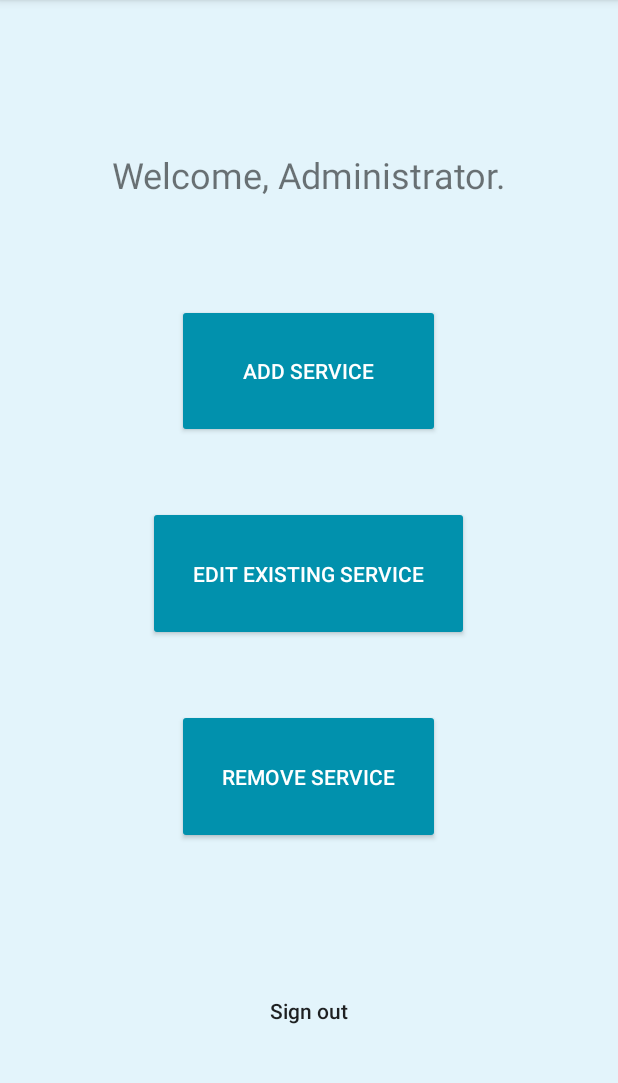
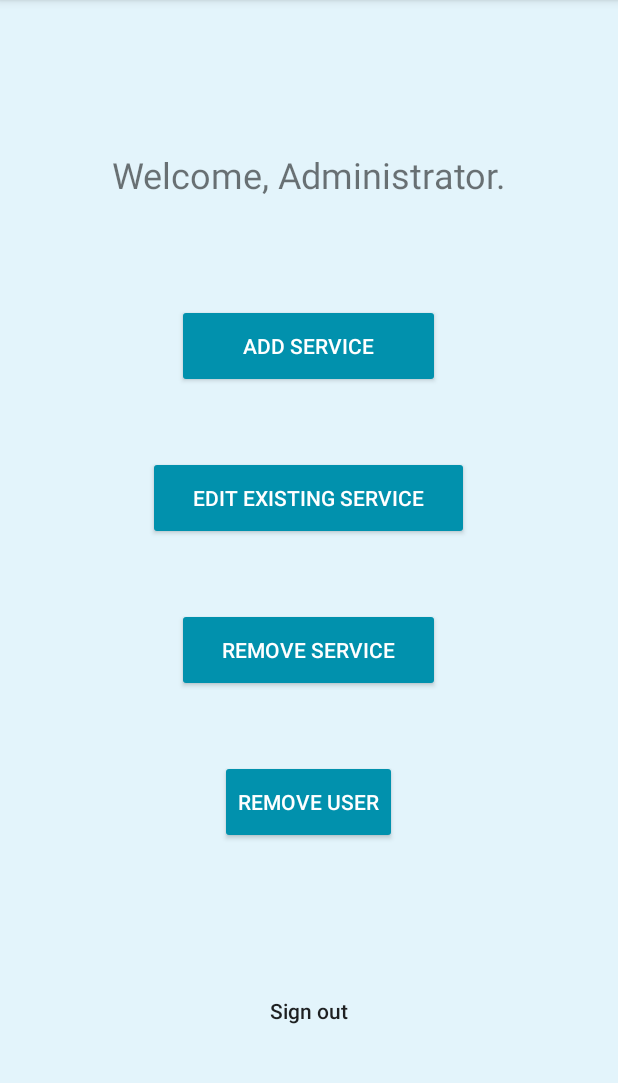
Before and after one commit to kayladonovan/project-lab01-group7-circleci, an Android app: the AdminScreen screen opened directly, with no data from a screen before it, on a phone screen of 412 x 824 dp, the part 84-1167 px from its top. Run offline under Robolectric (Android 15) with nearby library versions, the phone set to English and light mode, and no system bars; our stand-ins replace Firebase (no records; nobody signed in at launch, a user with empty details on screens opened directly).

Commit message:
Temp commit

```diff
--- a/WalkinClinic/app/src/main/java/com/example/walkinclinicv01/AdminScreen.java
+++ b/WalkinClinic/app/src/main/java/com/example/walkinclinicv01/AdminScreen.java
@@ -1,14 +1,64 @@
 package com.example.walkinclinicv01;
 
 import androidx.appcompat.app.AppCompatActivity;
+import android.view.View;
+import android.content.Intent;
+import android.os.Bundle;
+import android.widget.Button;
+import android.widget.EditText;
+import android.widget.TextView;
+import android.widget.Toast;
 
+import com.google.android.gms.tasks.OnCompleteListener;
+import com.google.android.gms.tasks.Task;
+import com.google.firebase.auth.AuthResult;
+import com.google.firebase.auth.FirebaseAuth;
+import com.google.firebase.auth.FirebaseUser;
+import com.google.firebase.database.DataSnapshot;
+import com.google.firebase.database.DatabaseError;
+import com.google.firebase.database.DatabaseReference;
+import com.google.firebase.database.FirebaseDatabase;
+import com.google.firebase.database.ValueEventListener;
 import android.os.Bundle;
 
-public class AdminScreen extends AppCompatActivity {
+public class AdminScreen extends AppCompatActivity implements View.OnClickListener {
+
+    FirebaseAuth mAuth;
+    FirebaseUser mUser;
+    DatabaseReference mDatabase;
 
     @Override
     protected void onCreate(Bundle savedInstanceState) {
         super.onCreate(savedInstanceState);
         setContentView(R.layout.activity_admin_screen);
+
+        findViewById(R.id.addBtn).setOnClickListener(this);
+        findViewById(R.id.editBtn).setOnClickListener(this);
+        findViewById(R.id.deleteBtn).setOnClickListener(this);
+        findViewById(R.id.logout).setOnClickListener(this);
+        findViewById(R.id.removeUser).setOnClickListener(this);
+    }
+
+    public void deleteAccount(){
+
+
+    }
+
+    @Override
+    public void onClick(View v) {
+        switch (v.getId()){
+            case R.id.addBtn:
+                startActivity(new Intent(AdminScreen.this, AddService.class));
+                break;
+            case R.id.editBtn:
+                startActivity(new Intent(AdminScreen.this, EditService.class));
+                break;
+            case R.id.logout:
+                startActivity(new Intent(AdminScreen.this, MainActivity.class));
+                break;
+            case R.id.removeUser:
+                startActivity(new Intent(AdminScreen.this, RemoveAccount.class));
+                break;
+        }
     }
 }
--- a/WalkinClinic/app/src/main/java/com/example/walkinclinicv01/MainActivity.java
+++ b/WalkinClinic/app/src/main/java/com/example/walkinclinicv01/MainActivity.java
@@ -43,7 +43,10 @@ public class MainActivity extends AppCompatActivity implements View.OnClickListe
                     @Override
                     public void onComplete(@NonNull Task<AuthResult> task) {
                         if (task.isSuccessful()) {
-                            startActivity(new Intent(MainActivity.this, WelcomeWindow.class));
+                            if (UserName.getText().toString().equals("qwe@gmail.com") && Password.getText().toString().equals("123456")) {
+                                startActivity(new Intent(MainActivity.this, AdminScreen.class));
+                            } else
+                                startActivity(new Intent(MainActivity.this, WelcomeWindow.class));
                         } else {
                             Toast.makeText(MainActivity.this, "Invalid Entry", Toast.LENGTH_LONG).show();
                         }
--- a/WalkinClinic/app/src/main/res/layout/activity_admin_screen.xml
+++ b/WalkinClinic/app/src/main/res/layout/activity_admin_screen.xml
@@ -68,6 +68,19 @@
 
         <Space
             android:layout_width="match_parent"
+            android:layout_height="45dp" />
+
+        <Button
+            android:id="@+id/removeUser"
+            style="@style/Widget.AppCompat.Button.Colored"
+            android:layout_width="wrap_content"
+            android:layout_height="wrap_content"
+            android:layout_weight="1"
+            android:layout_gravity="center"
+            android:text="remove user" />
+
+        <Space
+            android:layout_width="match_parent"
             android:layout_height="87dp" />
 
         <Button
```
Also changed, not shown: WalkinClinic/app/src/main/java/com/example/walkinclinicv01/RegistrationWindow.java (+17 -11 lines), WalkinClinic/app/src/main/java/com/example/walkinclinicv01/RemoveAccount.java (added, +62 -0 lines), WalkinClinic/app/src/main/res/layout/activity_delete_account.xml (added, +87 -0 lines).
